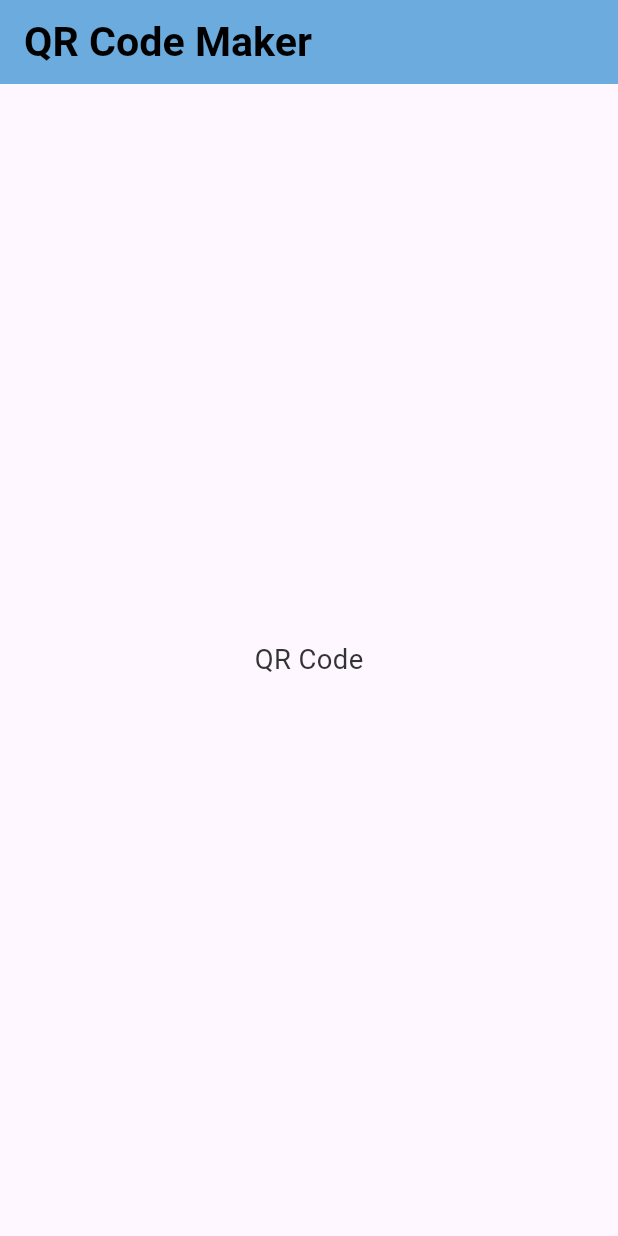
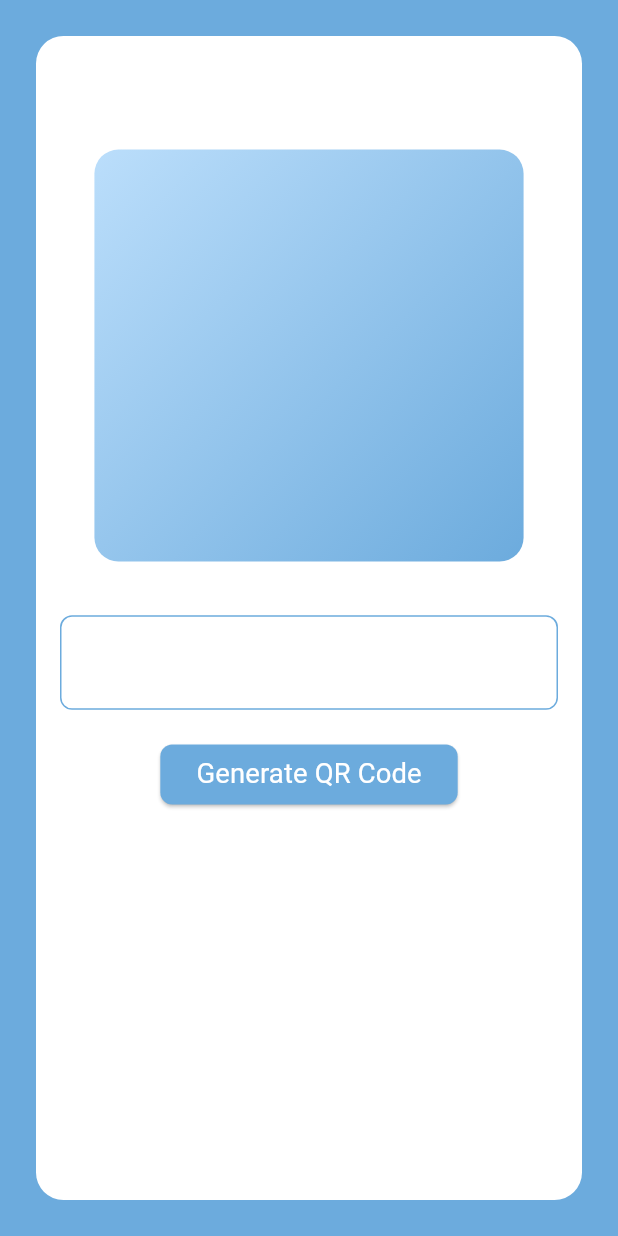
Before and after one commit to AtefMMO/qr_maker, a Flutter app: the screen it shows after launch, on a phone screen of 412 x 824 dp. Run offline on Flutter 3.47's test engine with Material 3 defaults, Android fonts, the phone set to English and light mode, and no system bars; our stand-ins replace bloc, flutter_bloc, flutter_screenutil, qr_flutter; generated files the repository leaves out were written again.

Commit message:
qr generator done

```diff
--- a/lib/core/text_styles.dart
+++ b/lib/core/text_styles.dart
@@ -5,7 +5,7 @@ class TextStyles{
   static TextStyle title = TextStyle(
     fontSize: 24.sp,
     fontWeight: FontWeight.bold,
-    color: const Color(0xFF000000), // Black color
+    color: const Color(0xFFFFFFFF), // Black color
   );
   static TextStyle subtitle = TextStyle(
     fontSize: 18.sp,
--- a/lib/core/theme.dart
+++ b/lib/core/theme.dart
@@ -1,11 +1,13 @@
 import 'package:flutter/material.dart';
-import 'package:qrmaker/core/text_styles.dart';
+
 
 class AppTheme {
   static Color primaryColorLight = const Color(0xFF6CABDD);
   static Color primaryColorDark = const Color(0xFF3700B3);
+  static Color secondaryColorLight = const Color(0xFFBBDEFB);
   static ThemeData lightTheme = ThemeData(
     primaryColor: primaryColorLight,
+shadowColor: secondaryColorLight
 
   );
   static ThemeData darkTheme = ThemeData(
--- /dev/null
+++ b/lib/core/widgets/qr_container.dart
@@ -0,0 +1,24 @@
+import 'package:flutter/material.dart';
+import 'package:flutter_screenutil/flutter_screenutil.dart';
+
+class QrContainer extends StatelessWidget {
+  Color firstColor;
+  Color secondColor;
+  QrContainer({super.key, required this.firstColor, required this.secondColor});
+
+  @override
+  Widget build(BuildContext context) {
+    return Container(
+      height: 230.h,
+      width: 250.w,
+      decoration: BoxDecoration(
+        gradient: LinearGradient(
+          colors: [firstColor, secondColor],
+          begin: Alignment.topLeft,
+          end: Alignment.bottomRight,
+        ),
+        borderRadius: BorderRadius.circular(16),
+      ),
+    );
+  }
+}
--- /dev/null
+++ b/lib/core/widgets/text_form_field.dart
@@ -0,0 +1,52 @@
+import 'package:flutter/material.dart';
+
+class CustomTextFormField extends StatelessWidget {
+  final Color borderColor;
+  final TextStyle? textStyle;
+  final double? borderWidth;
+  void Function(String)? onChanged;
+  CustomTextFormField(
+      {super.key,
+      required this.borderColor,
+      this.textStyle,
+      this.borderWidth,
+      required this.onChanged});
+
+  @override
+  Widget build(BuildContext context) {
+    return TextFormField(
+      onChanged: onChanged,
+      decoration: InputDecoration(
+        border: OutlineInputBorder(
+          borderRadius: BorderRadius.circular(8.0),
+          borderSide: BorderSide(
+            color: borderColor,
+            width: borderWidth ?? 1.0,
+          ),
+        ),
+        enabledBorder: OutlineInputBorder(
+          borderRadius: BorderRadius.circular(8.0),
+          borderSide: BorderSide(
+            color: borderColor,
+            width: borderWidth ?? 1.0,
+          ),
+        ),
+        disabledBorder: OutlineInputBorder(
+          borderRadius: BorderRadius.circular(8.0),
+          borderSide: BorderSide(
+            color: borderColor,
+            width: borderWidth ?? 1.0,
+          ),
+        ),
+        focusedBorder: OutlineInputBorder(
+          borderRadius: BorderRadius.circular(8.0),
+          borderSide: BorderSide(
+            color: borderColor,
+            width: borderWidth ?? 1.0,
+          ),
+        ),
+      ),
+      style: textStyle,
+    );
+  }
+}
--- a/lib/features/qr_maker_screen/presentation/manager/qr_maker_cubit.dart
+++ b/lib/features/qr_maker_screen/presentation/manager/qr_maker_cubit.dart
@@ -1,8 +1,28 @@
 import 'package:bloc/bloc.dart';
+import 'package:flutter_bloc/flutter_bloc.dart';
 import 'package:meta/meta.dart';
-
+import 'package:qr_flutter/qr_flutter.dart';
 part 'qr_maker_state.dart';
 
 class QrMakerCubit extends Cubit<QrMakerState> {
+  static QrMakerCubit get(context) => BlocProvider.of(context);
   QrMakerCubit() : super(QrMakerInitial());
+  String text = '';
+  void changeText(String newText) {
+    text = newText;
+  }
+  QrImageView qrImage= QrImageView(
+    size: 300.0,
+    data: '',
+    gapless: false,
+  );
+  generateQRCode() {
+   qrImage= QrImageView(
+      size: 300.0,
+      data: text,
+      gapless: false,
+    );
+   emit(QrImageChanged(qrImage));
+  }
+
 }
--- a/lib/features/qr_maker_screen/presentation/manager/qr_maker_state.dart
+++ b/lib/features/qr_maker_screen/presentation/manager/qr_maker_state.dart
@@ -4,3 +4,8 @@ part of 'qr_maker_cubit.dart';
 sealed class QrMakerState {}
 
 final class QrMakerInitial extends QrMakerState {}
+final class QrImageChanged extends QrMakerState{
+  final QrImageView qrImage;
+
+  QrImageChanged(this.qrImage);
+}
--- a/lib/features/qr_maker_screen/presentation/view/qr_maker_view.dart
+++ b/lib/features/qr_maker_screen/presentation/view/qr_maker_view.dart
@@ -1,4 +1,6 @@
 import 'package:flutter/material.dart';
+import 'package:flutter_bloc/flutter_bloc.dart';
+import 'package:qrmaker/features/qr_maker_screen/presentation/manager/qr_maker_cubit.dart';
 import 'package:qrmaker/features/qr_maker_screen/presentation/view/widgets/qr_maker_viewbody.dart';
 
 class QrMakerView extends StatelessWidget {
@@ -6,6 +8,11 @@ class QrMakerView extends StatelessWidget {
 
   @override
   Widget build(BuildContext context) {
-    return const QrMakerViewbody();
+    return BlocProvider(
+        create: (_) => QrMakerCubit(),
+        child: Scaffold(
+            resizeToAvoidBottomInset: false,
+            backgroundColor: Theme.of(context).primaryColor,
+            body: const QrMakerViewbody()));
   }
 }
--- a/lib/features/qr_maker_screen/presentation/view/widgets/qr_maker_viewbody.dart
+++ b/lib/features/qr_maker_screen/presentation/view/widgets/qr_maker_viewbody.dart
@@ -1,26 +1,89 @@
 import 'package:flutter/material.dart';
+import 'package:flutter_bloc/flutter_bloc.dart';
+import 'package:flutter_screenutil/flutter_screenutil.dart';
+import 'package:qr_flutter/qr_flutter.dart';
 import 'package:qrmaker/core/text_styles.dart';
-import 'package:flutter_gen/gen_l10n/app_localizations.dart';
+import 'package:qrmaker/core/widgets/text_form_field.dart';
+import 'package:qrmaker/core/widgets/qr_container.dart';
+import 'package:qrmaker/features/qr_maker_screen/presentation/manager/qr_maker_cubit.dart';
 
 class QrMakerViewbody extends StatelessWidget {
   const QrMakerViewbody({super.key});
 
   @override
   Widget build(BuildContext context) {
-    return Scaffold(
-      appBar: AppBar(
-        title: Text(
-          AppLocalizations.of(context)!.qr_maker,
-          style: TextStyles.title,
-        ),
-        backgroundColor: Theme.of(context).primaryColor,
-      ),
-      body: Center(
-        child: Text(
-          AppLocalizations.of(context)!.qr_code,
-          style: TextStyles.bodyText,
+    return Padding(
+      padding: const EdgeInsets.all(8.0),
+      child: SafeArea(
+        child: Padding(
+          padding: const EdgeInsets.all(16),
+          child: Container(
+            decoration: BoxDecoration(
+              color: Colors.white,
+              borderRadius: BorderRadius.circular(16.r),
+            ),
+            child: Padding(
+              padding: const EdgeInsets.all(16),
+              child: BlocBuilder<QrMakerCubit, QrMakerState>(
+                builder: (context, state) => Column(
+                  crossAxisAlignment: CrossAxisAlignment.center,
+                  children: [
+                    SizedBox(height: 50.h),
+                    Stack(
+                      children: [
+                        QrContainer(
+                          firstColor: Theme.of(context).shadowColor,
+                          secondColor: Theme.of(context).primaryColor,
+                        ),
+                        if (state is QrImageChanged)
+                          Padding(
+                            padding: const EdgeInsets.all(8.0),
+                            child: QrMakerCubit.get(context).qrImage,
+                          )
+                      ],
+                    ),
+                    SizedBox(height: 30.0.h),
+                    _buildCustomTextFormField(context),
+                    SizedBox(height: 16.0.h),
+                    _buildGenerateQrButton(context),
+                    SizedBox(height: 50.0.h),
+                  ],
+                ),
+              ),
+            ),
+          ),
         ),
       ),
     );
   }
+
+  ElevatedButton _buildGenerateQrButton(BuildContext context) {
+    return ElevatedButton(
+      style: ElevatedButton.styleFrom(
+        backgroundColor: Theme.of(context).primaryColor,
+        shape: RoundedRectangleBorder(
+          borderRadius: BorderRadius.circular(8.0),
+        ),
+      ),
+      onPressed: () {
+        debugPrint(QrMakerCubit.get(context).text);
+        QrMakerCubit.get(context).generateQRCode();
+      },
+      child: Text('Generate QR Code',
+          style: TextStyles.bodyText.copyWith(
+            color: Colors.white,
+          )),
+    );
+  }
+
+  CustomTextFormField _buildCustomTextFormField(BuildContext context) {
+    return CustomTextFormField(
+      onChanged: (value) {
+        QrMakerCubit.get(context).changeText(value);
+      },
+      borderColor: Theme.of(context).primaryColor,
+      textStyle: TextStyles.subtitle,
+      borderWidth: 1.0,
+    );
+  }
 }
--- a/pubspec.yaml
+++ b/pubspec.yaml
@@ -43,7 +43,10 @@ dependencies:
   # Contains code to deal with internationalized text
   intl: any
   # A predictable state management library that helps implement the BLoC (Business Logic Component) design pattern
-  bloc: ^9.0.0
+  flutter_bloc: ^9.1.1
+  # A QR code generation library for Dart and Flutter
+  qr_flutter: ^4.1.0
+
 
 dev_dependencies:
   flutter_test:
```
Also changed, not shown: pubspec.lock.
